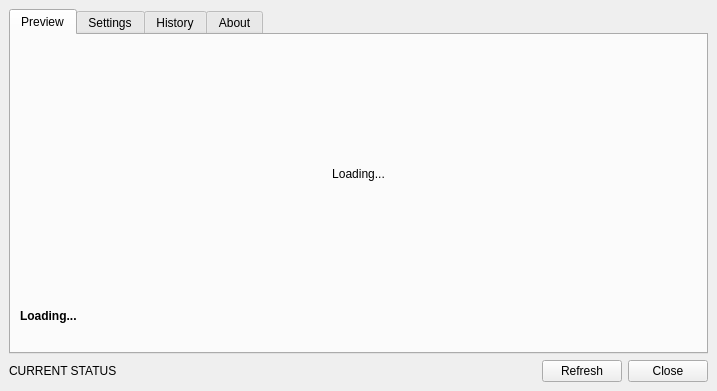
The window that ui/mainwindow.ui (se0siris/bing-wallpaper-changer) describes before a commit, drawn with Qt 5.
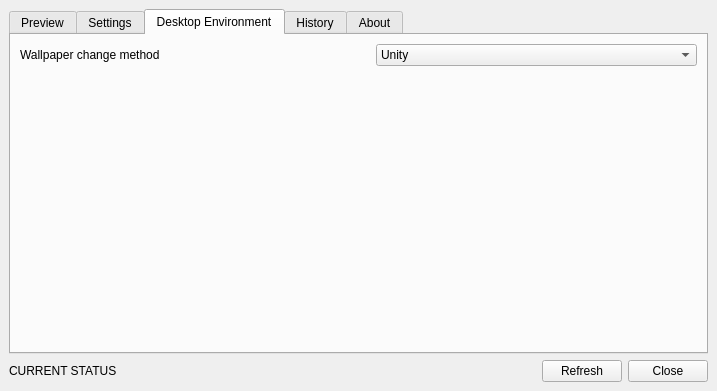
The same window after the commit. The open tabs and pages were chosen to show the change. Icons and pictures are not drawn. Custom widgets are drawn as their Qt base class.

Commit message: Added Linux only tab settings tab to allow changing of wallpaper switcher method.

```diff
--- a/ui/mainwindow.ui
+++ b/ui/mainwindow.ui
@@ -454,6 +454,83 @@
         </item>
        </layout>
       </widget>
+      <widget class="QWidget" name="tab_desktop_environment">
+       <attribute name="title">
+        <string>Desktop Environment</string>
+       </attribute>
+       <layout class="QVBoxLayout" name="verticalLayout_8">
+        <item>
+         <layout class="QHBoxLayout" name="horizontalLayout_8">
+          <item>
+           <widget class="QLabel" name="lbl_change_method">
+            <property name="text">
+             <string>Wallpaper change method</string>
+            </property>
+            <property name="buddy">
+             <cstring>cb_resolution</cstring>
+            </property>
+           </widget>
+          </item>
+          <item>
+           <spacer name="horizontalSpacer_9">
+            <property name="orientation">
+             <enum>Qt::Horizontal</enum>
+            </property>
+            <property name="sizeType">
+             <enum>QSizePolicy::Fixed</enum>
+            </property>
+            <property name="sizeHint" stdset="0">
+             <size>
+              <width>28</width>
+              <height>20</height>
+             </size>
+            </property>
+           </spacer>
+          </item>
+          <item>
+           <widget class="QComboBox" name="cb_change_method">
+            <property name="currentIndex">
+             <number>0</number>
+            </property>
+            <item>
+             <property name="text">
+              <string>Unity</string>
+             </property>
+            </item>
+            <item>
+             <property name="text">
+              <string>MATE</string>
+             </property>
+            </item>
+            <item>
+             <property name="text">
+              <string>XFCE4</string>
+             </property>
+            </item>
+            <item>
+             <property name="text">
+              <string>Feh</string>
+             </property>
+            </item>
+           </widget>
+          </item>
+         </layout>
+        </item>
+        <item>
+         <spacer name="verticalSpacer_6">
+          <property name="orientation">
+           <enum>Qt::Vertical</enum>
+          </property>
+          <property name="sizeHint" stdset="0">
+           <size>
+            <width>20</width>
+            <height>267</height>
+           </size>
+          </property>
+         </spacer>
+        </item>
+       </layout>
+      </widget>
       <widget class="QWidget" name="tab_history">
        <attribute name="title">
         <string>History</string>
```
The commit also changes 4 other files.
